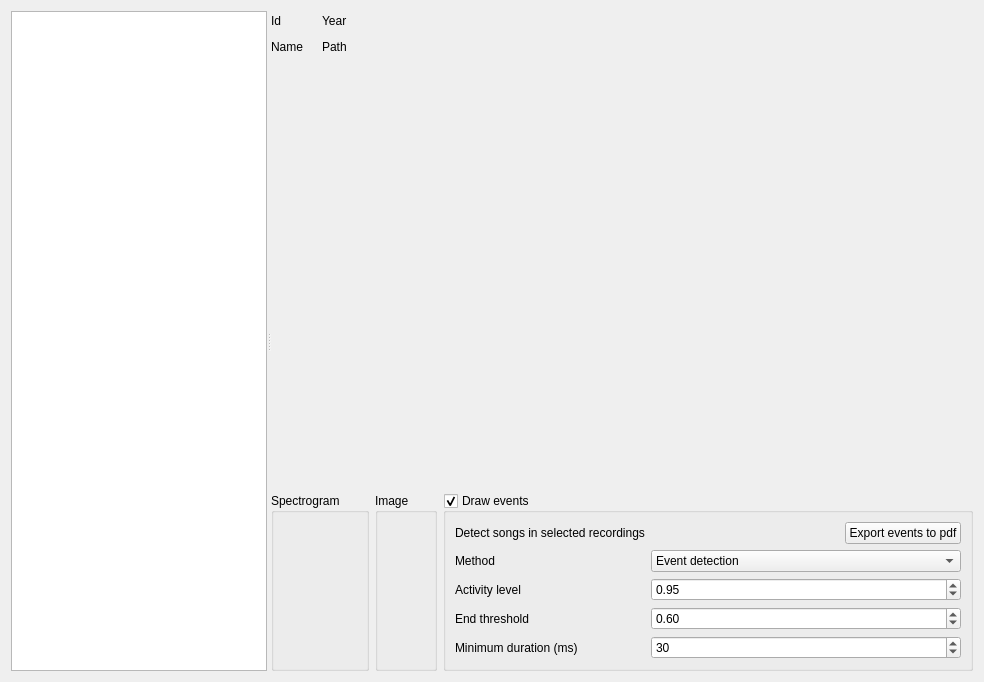
Before: the Qt Designer form src/gui/widgets/audio/ui/audiomanager.ui in Vin985/ecosongs, drawn with Qt 5.
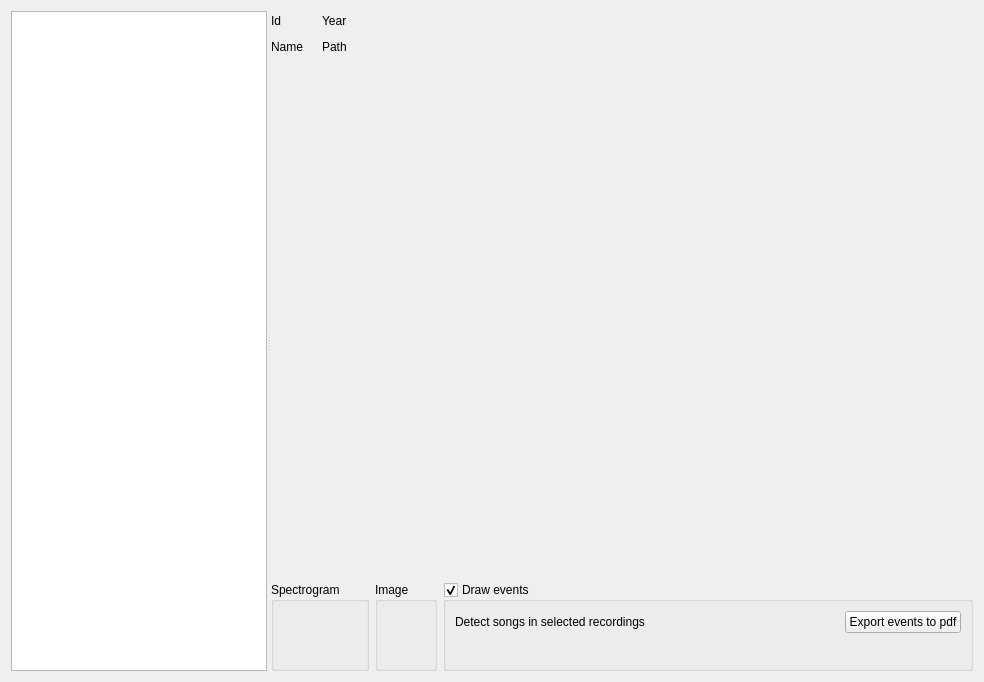
After: the same form once the commit is applied. Custom widgets are drawn as their Qt base class.

Commit message: externalized song events options changed context menu removed folder options to show multiple files instead

What changed in the file:
```diff
--- a/src/gui/widgets/audio/ui/audiomanager.ui
+++ b/src/gui/widgets/audio/ui/audiomanager.ui
@@ -193,52 +193,6 @@
             <bool>true</bool>
            </property>
            <layout class="QGridLayout" name="gridLayout">
-            <item row="3" column="0">
-             <widget class="QLabel" name="label_9">
-              <property name="sizePolicy">
-               <sizepolicy hsizetype="Maximum" vsizetype="Preferred">
-                <horstretch>0</horstretch>
-                <verstretch>0</verstretch>
-               </sizepolicy>
-              </property>
-              <property name="text">
-               <string>Activity level</string>
-              </property>
-             </widget>
-            </item>
-            <item row="4" column="0">
-             <widget class="QLabel" name="label_8">
-              <property name="text">
-               <string>End threshold</string>
-              </property>
-             </widget>
-            </item>
-            <item row="5" column="0">
-             <widget class="QLabel" name="label_7">
-              <property name="text">
-               <string>Minimum duration (ms)</string>
-              </property>
-             </widget>
-            </item>
-            <item row="5" column="1">
-             <widget class="QDoubleSpinBox" name="spin_min_duration">
-              <property name="keyboardTracking">
-               <bool>false</bool>
-              </property>
-              <property name="decimals">
-               <number>0</number>
-              </property>
-              <property name="maximum">
-               <double>10000.000000000000000</double>
-              </property>
-              <property name="singleStep">
-               <double>1.000000000000000</double>
-              </property>
-              <property name="value">
-               <double>30.000000000000000</double>
-              </property>
-             </widget>
-            </item>
             <item row="0" column="0">
              <widget class="QLabel" name="label_6">
               <property name="text">
@@ -246,6 +200,16 @@
               </property>
              </widget>
             </item>
+            <item row="1" column="0" colspan="2">
+             <widget class="SongEventsOptions" name="song_events_options" native="true">
+              <property name="minimumSize">
+               <size>
+                <width>0</width>
+                <height>20</height>
+               </size>
+              </property>
+             </widget>
+            </item>
             <item row="0" column="1">
              <layout class="QHBoxLayout" name="horizontalLayout">
               <item>
@@ -270,59 +234,6 @@
               </item>
              </layout>
             </item>
-            <item row="1" column="0">
-             <widget class="QLabel" name="label_4">
-              <property name="text">
-               <string>Method</string>
-              </property>
-             </widget>
-            </item>
-            <item row="1" column="1">
-             <widget class="QComboBox" name="combo_method">
-              <item>
-               <property name="text">
-                <string>Event detection</string>
-               </property>
-              </item>
-              <item>
-               <property name="text">
-                <string>Subsampling</string>
-               </property>
-              </item>
-             </widget>
-            </item>
-            <item row="4" column="1">
-             <widget class="QDoubleSpinBox" name="spin_end_threshold">
-              <property name="keyboardTracking">
-               <bool>false</bool>
-              </property>
-              <property name="maximum">
-               <double>1.000000000000000</double>
-              </property>
-              <property name="singleStep">
-               <double>0.010000000000000</double>
-              </property>
-              <property name="value">
-               <double>0.600000000000000</double>
-              </property>
-             </widget>
-            </item>
-            <item row="3" column="1">
-             <widget class="QDoubleSpinBox" name="spin_activity">
-              <property name="keyboardTracking">
-               <bool>false</bool>
-              </property>
-              <property name="maximum">
-               <double>1.000000000000000</double>
-              </property>
-              <property name="singleStep">
-               <double>0.010000000000000</double>
-              </property>
-              <property name="value">
-               <double>0.950000000000000</double>
-              </property>
-             </widget>
-            </item>
            </layout>
           </widget>
          </item>
@@ -390,6 +301,12 @@
    <header>pysoundplayer.gui.QSpectrogramOptions.h</header>
    <container>1</container>
   </customwidget>
+  <customwidget>
+   <class>SongEventsOptions</class>
+   <extends>QWidget</extends>
+   <header>gui.widgets.options.song_events_options.h</header>
+   <container>1</container>
+  </customwidget>
  </customwidgets>
  <resources/>
  <connections/>
```
Left out of the diff: 15 changed lines with no effect on the pictures. The commit also changes 5 other files.
